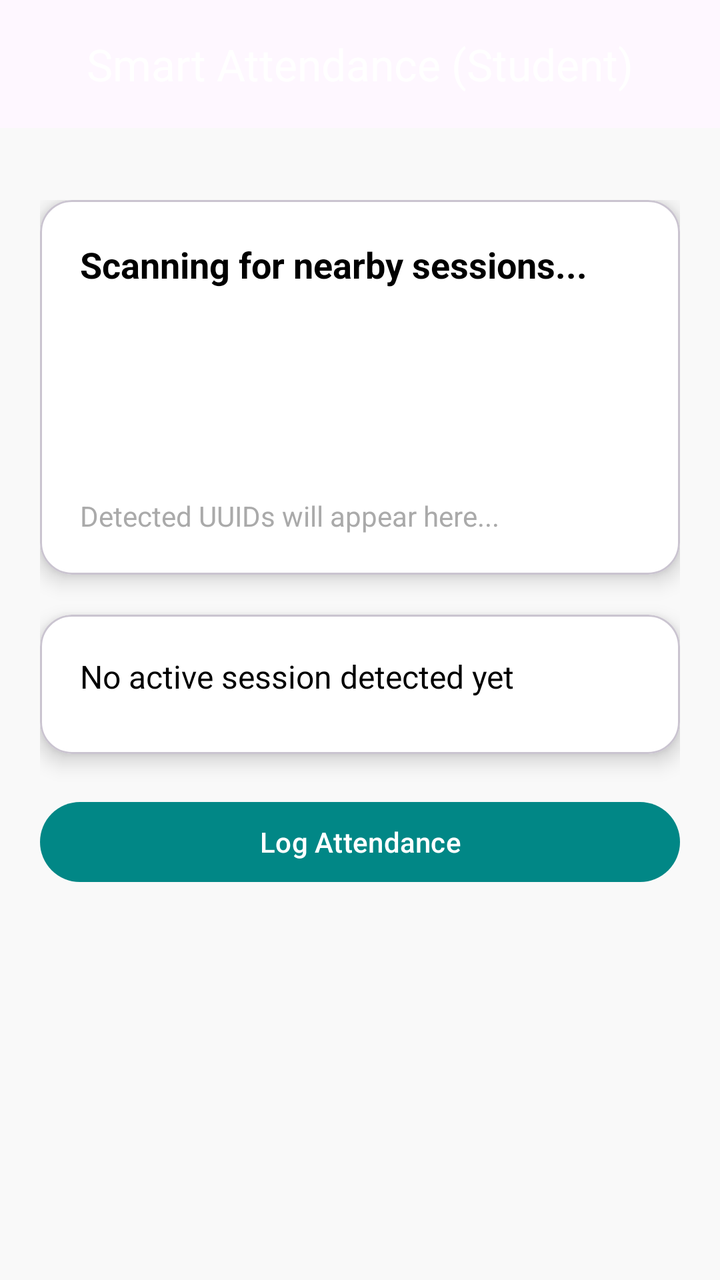
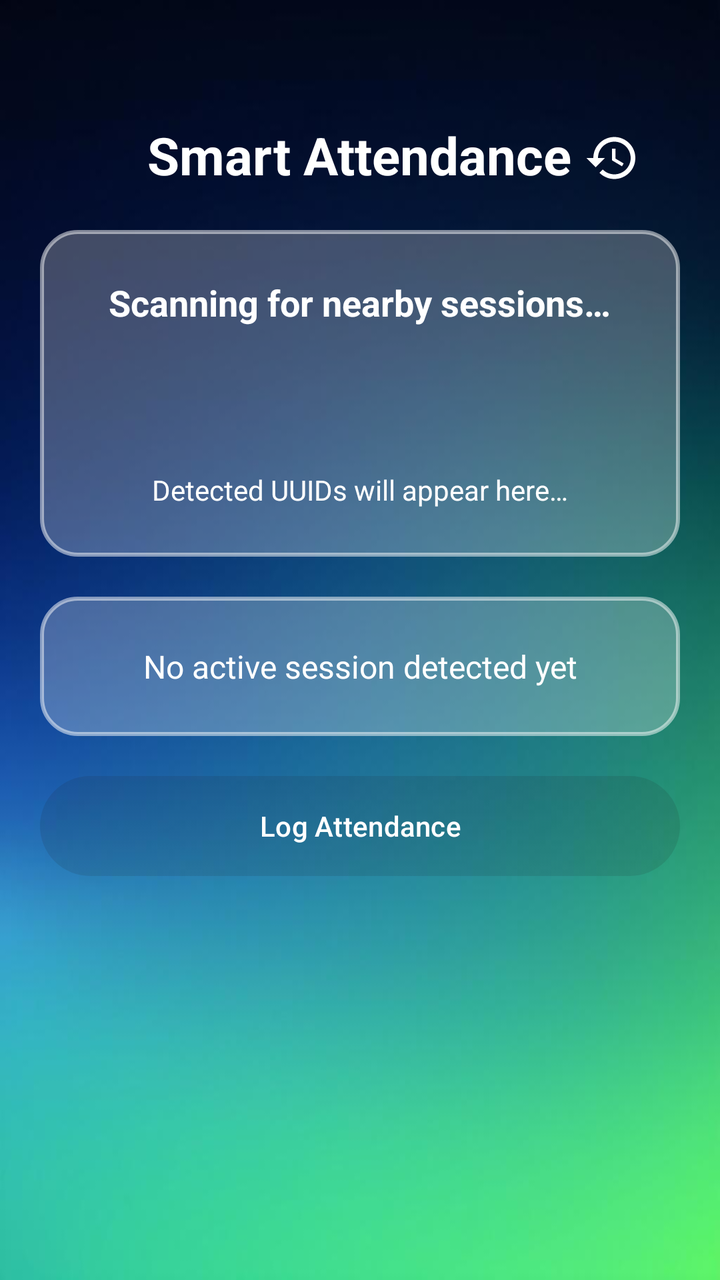

An Android layout rendered at two revisions. The XML below is the earlier revision; the diff shows what the commit changed to produce the second picture.
<!-- AndroidManifest.xml: application theme Theme.SmartAttendanceStudent -->
<!-- res/layout/activity_main.xml -->
<?xml version="1.0" encoding="utf-8"?>
<androidx.coordinatorlayout.widget.CoordinatorLayout
    xmlns:android="http://schemas.android.com/apk/res/android"
    xmlns:app="http://schemas.android.com/apk/res-auto"
    xmlns:tools="http://schemas.android.com/tools"
    android:id="@+id/main"
    android:layout_width="match_parent"
    android:layout_height="match_parent"
    android:background="#F9F9F9"
    tools:context=".MainActivity">

    
    <com.google.android.material.appbar.AppBarLayout
        android:layout_width="match_parent"
        android:layout_height="wrap_content"
        android:theme="@style/ThemeOverlay.MaterialComponents.Dark.ActionBar">

        <com.google.android.material.appbar.MaterialToolbar
            android:id="@+id/topAppBar"
            android:layout_width="match_parent"
            android:layout_height="?attr/actionBarSize"
            android:backgroundTint="@color/teal_700"
            app:title="Smart Attendance (Student)"
            app:titleCentered="true"
            app:titleTextColor="@android:color/white" />
    </com.google.android.material.appbar.AppBarLayout>

    
    <ScrollView
        android:layout_width="match_parent"
        android:layout_height="match_parent"
        app:layout_behavior="@string/appbar_scrolling_view_behavior"
        android:padding="20dp">

        <LinearLayout
            android:layout_width="match_parent"
            android:layout_height="wrap_content"
            android:orientation="vertical"
            android:gravity="center_horizontal"
            android:paddingTop="16dp">

            
            <com.google.android.material.card.MaterialCardView
                android:layout_width="match_parent"
                android:layout_height="wrap_content"
                android:layout_marginBottom="20dp"
                app:cardCornerRadius="16dp"
                app:cardElevation="6dp"
                android:backgroundTint="@android:color/white">

                <LinearLayout
                    android:layout_width="match_parent"
                    android:layout_height="wrap_content"
                    android:orientation="vertical"
                    android:padding="20dp">

                    <TextView
                        android:id="@+id/tvScanStatus"
                        android:layout_width="wrap_content"
                        android:layout_height="wrap_content"
                        android:text="Scanning for nearby sessions..."
                        android:textSize="18sp"
                        android:textStyle="bold"
                        android:textColor="@color/black"
                        android:layout_marginBottom="8dp" />

                    <ProgressBar
                        android:id="@+id/progressBarScanning"
                        style="?android:attr/progressBarStyleLarge"
                        android:layout_width="wrap_content"
                        android:layout_height="wrap_content"
                        android:layout_gravity="center_horizontal"
                        android:indeterminate="true"
                        android:layout_marginTop="8dp" />

                    <TextView
                        android:id="@+id/tvDetectedUUID"
                        android:layout_width="match_parent"
                        android:layout_height="wrap_content"
                        android:text="Detected UUIDs will appear here..."
                        android:textColor="@android:color/darker_gray"
                        android:layout_marginTop="12dp"
                        android:textSize="14sp" />
                </LinearLayout>
            </com.google.android.material.card.MaterialCardView>

            
            <com.google.android.material.card.MaterialCardView
                android:layout_width="match_parent"
                android:layout_height="wrap_content"
                android:layout_marginBottom="20dp"
                app:cardCornerRadius="16dp"
                app:cardElevation="6dp"
                android:backgroundTint="@android:color/white">

                <LinearLayout
                    android:layout_width="match_parent"
                    android:layout_height="wrap_content"
                    android:orientation="vertical"
                    android:padding="20dp">

                    <TextView
                        android:id="@+id/tvCourseInfo"
                        android:layout_width="match_parent"
                        android:layout_height="wrap_content"
                        android:text="No active session detected yet"
                        android:textColor="@color/black"
                        android:textSize="16sp"
                        android:layout_marginBottom="8dp" />
                </LinearLayout>
            </com.google.android.material.card.MaterialCardView>

            
            <com.google.android.material.card.MaterialCardView
                android:id="@+id/cardFaceVerification"
                android:layout_width="match_parent"
                android:layout_height="wrap_content"
                android:layout_marginBottom="20dp"
                app:cardCornerRadius="16dp"
                app:cardElevation="6dp"
                android:visibility="gone"
                android:backgroundTint="@android:color/white">

                <LinearLayout
                    android:layout_width="match_parent"
                    android:layout_height="wrap_content"
                    android:orientation="vertical"
                    android:padding="20dp"
                    android:gravity="center_horizontal">

                    <TextView
                        android:id="@+id/tvFaceTitle"
                        android:layout_width="wrap_content"
                        android:layout_height="wrap_content"
                        android:text="Face verification"
                        android:textStyle="bold"
                        android:textSize="18sp"
                        android:textColor="@color/black"
                        android:layout_marginBottom="6dp" />

                    <TextView
                        android:id="@+id/tvFaceHint"
                        android:layout_width="wrap_content"
                        android:layout_height="wrap_content"
                        android:text="Align your face inside the circle to verify."
                        android:textSize="14sp"
                        android:textColor="@android:color/darker_gray"
                        android:layout_marginBottom="16dp" />

                    <FrameLayout
                        android:id="@+id/facePreviewContainer"
                        android:layout_width="220dp"
                        android:layout_height="220dp"
                        android:layout_marginBottom="16dp"
                        android:background="@drawable/face_circle_border"
                        android:clipToOutline="true">

                        <androidx.camera.view.PreviewView
                            android:id="@+id/previewFace"
                            android:layout_width="match_parent"
                            android:layout_height="match_parent" />
                    </FrameLayout>

                    <TextView
                        android:id="@+id/tvFaceStatus"
                        android:layout_width="wrap_content"
                        android:layout_height="wrap_content"
                        android:text="Waiting for course enrollment..."
                        android:textSize="14sp"
                        android:textColor="@android:color/darker_gray" />

                </LinearLayout>
            </com.google.android.material.card.MaterialCardView>

            
            <com.google.android.material.button.MaterialButton
                android:id="@+id/btnLogAttendance"
                android:layout_width="match_parent"
                android:layout_height="wrap_content"
                android:text="Log Attendance"
                android:textAllCaps="false"
                android:enabled="false"
                app:cornerRadius="20dp"
                app:backgroundTint="@color/teal_700"
                android:textColor="@android:color/white" />

        </LinearLayout>
    </ScrollView>

    
    <FrameLayout
        android:id="@+id/overlayContainer"
        android:layout_width="match_parent"
        android:layout_height="match_parent"
        android:background="#80000000"
        android:visibility="gone">

        <LinearLayout
            android:id="@+id/overlayCard"
            android:orientation="vertical"
            android:layout_width="match_parent"
            android:layout_height="wrap_content"
            android:background="@drawable/overlay_card_bg"
            android:padding="24dp"
            android:layout_gravity="bottom"
            android:elevation="10dp">

            <TextView
                android:id="@+id/overlayTitle"
                android:layout_width="wrap_content"
                android:layout_height="wrap_content"
                android:text="Action Required"
                android:textStyle="bold"
                android:textColor="@color/black"
                android:textSize="20sp"
                android:layout_marginBottom="10dp"/>

            <TextView
                android:id="@+id/overlayMessage"
                android:layout_width="wrap_content"
                android:layout_height="wrap_content"
                android:text="Please enable Bluetooth and Location services."
                android:textColor="@color/black"
                android:textSize="16sp"
                android:layout_marginBottom="20dp"/>

            <com.google.android.material.button.MaterialButton
                android:id="@+id/btnOpenSettings"
                android:layout_width="match_parent"
                android:layout_height="wrap_content"
                android:text="Open Settings"
                android:textAllCaps="false"
                app:cornerRadius="16dp"
                app:backgroundTint="@color/teal_700"
                android:textColor="@android:color/white"/>

        </LinearLayout>
    </FrameLayout>

</androidx.coordinatorlayout.widget.CoordinatorLayout>
<!-- resources referenced by this layout -->
<resources>
  <color name="black">#000000</color>
  <color name="teal_700">#018786</color>
  <!-- drawable face_circle_border (drawable) -->
  <?xml version="1.0" encoding="utf-8"?>
  <shape xmlns:android="http://schemas.android.com/apk/res/android"
      android:shape="oval">
  
      <size android:width="220dp" android:height="220dp" />
  
      <stroke
          android:width="3dp"
          android:color="#4CAF50" /> 
  
      <solid android:color="#00000000" />
  </shape>
  <!-- drawable overlay_card_bg (drawable) -->
  <shape xmlns:android="http://schemas.android.com/apk/res/android"
      android:shape="rectangle">
      <corners android:radius="28dp"/>
      <solid android:color="@android:color/white"/>
      <padding android:left="20dp" android:top="20dp" android:right="20dp" android:bottom="20dp"/>
  </shape>
  <style name="Theme.SmartAttendanceStudent" parent="Base.Theme.SmartAttendanceStudent" />
  <style name="Base.Theme.SmartAttendanceStudent" parent="Theme.Material3.DayNight.NoActionBar">
          
          
      </style>
</resources>

<!-- the commit's change to res/layout/activity_main.xml (unified diff, before → after) -->
@@ -1,189 +1,189 @@
 <?xml version="1.0" encoding="utf-8"?>
-<androidx.coordinatorlayout.widget.CoordinatorLayout
-    xmlns:android="http://schemas.android.com/apk/res/android"
+<RelativeLayout xmlns:android="http://schemas.android.com/apk/res/android"
     xmlns:app="http://schemas.android.com/apk/res-auto"
     xmlns:tools="http://schemas.android.com/tools"
     android:id="@+id/main"
     android:layout_width="match_parent"
     android:layout_height="match_parent"
-    android:background="#F9F9F9"
+    android:background="@drawable/bg"
+    android:padding="20dp"
     tools:context=".MainActivity">
 
-    
-    <com.google.android.material.appbar.AppBarLayout
-        android:layout_width="match_parent"
+
+    
+    <TextView
+        android:id="@+id/tvMainTitle"
+        android:layout_width="wrap_content"
         android:layout_height="wrap_content"
-        android:theme="@style/ThemeOverlay.MaterialComponents.Dark.ActionBar">
-
-        <com.google.android.material.appbar.MaterialToolbar
-            android:id="@+id/topAppBar"
-            android:layout_width="match_parent"
-            android:layout_height="?attr/actionBarSize"
-            android:backgroundTint="@color/teal_700"
-            app:title="Smart Attendance (Student)"
-            app:titleCentered="true"
-            app:titleTextColor="@android:color/white" />
-    </com.google.android.material.appbar.AppBarLayout>
+        android:text="Smart Attendance"
+        android:textColor="@android:color/white"
+        android:textSize="26sp"
+        android:textStyle="bold"
+        android:layout_marginTop="40dp"
+        android:layout_centerHorizontal="true" />
+
+    
+    <ImageView
+        android:id="@+id/btnHistory"
+        android:layout_width="28dp"
+        android:layout_height="28dp"
+        android:layout_alignParentTop="true"
+        android:layout_alignParentEnd="true"
+        android:layout_marginTop="45dp"
+        android:layout_marginEnd="20dp"
+        android:src="@drawable/ic_history"
+        android:contentDescription="History"
+        android:clickable="true"
+        android:focusable="true"
+        app:tint="@android:color/white" />
+
 
     
     <ScrollView
+        android:id="@+id/scrollMain"
+        android:layout_below="@id/tvMainTitle"
         android:layout_width="match_parent"
         android:layout_height="match_parent"
-        app:layout_behavior="@string/appbar_scrolling_view_behavior"
-        android:padding="20dp">
+        android:gravity="center_horizontal"
+        android:layout_marginTop="20dp">
+
+
 
         <LinearLayout
             android:layout_width="match_parent"
             android:layout_height="wrap_content"
             android:orientation="vertical"
-            android:gravity="center_horizontal"
-            android:paddingTop="16dp">
-
-            
-            <com.google.android.material.card.MaterialCardView
-                android:layout_width="match_parent"
-                android:layout_height="wrap_content"
-                android:layout_marginBottom="20dp"
-                app:cardCornerRadius="16dp"
-                app:cardElevation="6dp"
-                android:backgroundTint="@android:color/white">
+            android:gravity="center_horizontal">
+
+
+
+            
+            <LinearLayout
+                android:id="@+id/cardScanning"
+                android:layout_width="match_parent"
+                android:layout_height="wrap_content"
+
+                android:background="@drawable/rounded_card"
+                android:padding="24dp"
+                android:layout_marginBottom="20dp">
 
                 <LinearLayout
                     android:layout_width="match_parent"
                     android:layout_height="wrap_content"
-                    android:orientation="vertical"
-                    android:padding="20dp">
+                    android:gravity="center_horizontal"
+                    android:orientation="vertical">
 
                     <TextView
                         android:id="@+id/tvScanStatus"
                         android:layout_width="wrap_content"
                         android:layout_height="wrap_content"
-                        android:text="Scanning for nearby sessions..."
+                        android:text="Scanning for nearby sessions…"
                         android:textSize="18sp"
+                        android:textColor="@android:color/white"
                         android:textStyle="bold"
-                        android:textColor="@color/black"
-                        android:layout_marginBottom="8dp" />
+                        android:layout_marginBottom="12dp"/>
 
                     <ProgressBar
                         android:id="@+id/progressBarScanning"
-                        style="?android:attr/progressBarStyleLarge"
                         android:layout_width="wrap_content"
                         android:layout_height="wrap_content"
-                        android:layout_gravity="center_horizontal"
-                        android:indeterminate="true"
-                        android:layout_marginTop="8dp" />
+                        android:layout_marginBottom="12dp"
+                        android:layout_gravity="center"/>
 
                     <TextView
                         android:id="@+id/tvDetectedUUID"
-                        android:layout_width="match_parent"
-                        android:layout_height="wrap_content"
-                        android:text="Detected UUIDs will appear here..."
-                        android:textColor="@android:color/darker_gray"
-                        android:layout_marginTop="12dp"
-                        android:textSize="14sp" />
-                </LinearLayout>
-            </com.google.android.material.card.MaterialCardView>
-
-            
-            <com.google.android.material.card.MaterialCardView
-                android:layout_width="match_parent"
-                android:layout_height="wrap_content"
-                android:layout_marginBottom="20dp"
-                app:cardCornerRadius="16dp"
-                app:cardElevation="6dp"
-                android:backgroundTint="@android:color/white">
-
-                <LinearLayout
-                    android:layout_width="match_parent"
-                    android:layout_height="wrap_content"
-                    android:orientation="vertical"
-                    android:padding="20dp">
-
-                    <TextView
-                        android:id="@+id/tvCourseInfo"
-                        android:layout_width="match_parent"
-                        android:layout_height="wrap_content"
-                        android:text="No active session detected yet"
-                        android:textColor="@color/black"
-                        android:textSize="16sp"
-                        android:layout_marginBottom="8dp" />
-                </LinearLayout>
-            </com.google.android.material.card.MaterialCardView>
-
-            
-            <com.google.android.material.card.MaterialCardView
-                android:id="@+id/cardFaceVerification"
-                android:layout_width="match_parent"
-                android:layout_height="wrap_content"
-                android:layout_marginBottom="20dp"
-                app:cardCornerRadius="16dp"
-                app:cardElevation="6dp"
-                android:visibility="gone"
-                android:backgroundTint="@android:color/white">
-
-                <LinearLayout
-                    android:layout_width="match_parent"
-                    android:layout_height="wrap_content"
-                    android:orientation="vertical"
-                    android:padding="20dp"
-                    android:gravity="center_horizontal">
-
-                    <TextView
-                        android:id="@+id/tvFaceTitle"
                         android:layout_width="wrap_content"
                         android:layout_height="wrap_content"
-                        android:text="Face verification"
-                        android:textStyle="bold"
-                        android:textSize="18sp"
-                        android:textColor="@color/black"
-                        android:layout_marginBottom="6dp" />
-
-                    <TextView
-                        android:id="@+id/tvFaceHint"
-                        android:layout_width="wrap_content"
-                        android:layout_height="wrap_content"
-                        android:text="Align your face inside the circle to verify."
-                        android:textSize="14sp"
-                        android:textColor="@android:color/darker_gray"
-                        android:layout_marginBottom="16dp" />
-
-                    <FrameLayout
-                        android:id="@+id/facePreviewContainer"
-                        android:layout_width="220dp"
-                        android:layout_height="220dp"
-                        android:layout_marginBottom="16dp"
-                        android:background="@drawable/face_circle_border"
-                        android:clipToOutline="true">
-
-                        <androidx.camera.view.PreviewView
-                            android:id="@+id/previewFace"
-                            android:layout_width="match_parent"
-                            android:layout_height="match_parent" />
-                    </FrameLayout>
-
-                    <TextView
-                        android:id="@+id/tvFaceStatus"
-                        android:layout_width="wrap_content"
-                        android:layout_height="wrap_content"
-                        android:text="Waiting for course enrollment..."
-                        android:textSize="14sp"
-                        android:textColor="@android:color/darker_gray" />
-
+                        android:text="Detected UUIDs will appear here…"
+                        android:textColor="@android:color/white"
+                        android:textSize="14sp"/>
                 </LinearLayout>
-            </com.google.android.material.card.MaterialCardView>
-
-            
-            <com.google.android.material.button.MaterialButton
+
+            </LinearLayout>
+
+            
+            <LinearLayout
+                android:id="@+id/cardCourseInfo"
+                android:layout_width="match_parent"
+                android:layout_height="wrap_content"
+                android:background="@drawable/rounded_card"
+                android:padding="24dp"
+                android:layout_marginBottom="20dp">
+
+                <TextView
+                    android:id="@+id/tvCourseInfo"
+                    android:layout_width="match_parent"
+                    android:layout_height="wrap_content"
+                    android:gravity="center_horizontal"
+                    android:text="No active session detected yet"
+                    android:textColor="@android:color/white"
+                    android:textSize="16sp"/>
+            </LinearLayout>
+
+            
+            <LinearLayout
+                android:id="@+id/cardFaceVerification"
+                android:layout_width="match_parent"
+                android:layout_height="wrap_content"
+                android:orientation="vertical"
+                android:padding="24dp"
+                android:background="@drawable/rounded_card"
+                android:gravity="center_horizontal"
+                android:layout_marginBottom="20dp"
+                android:visibility="gone">
+
+                <TextView
+                    android:id="@+id/tvFaceTitle"
+                    android:layout_width="wrap_content"
+                    android:layout_height="wrap_content"
+                    android:text="Face Verification"
+                    android:textColor="@android:color/white"
+                    android:textSize="18sp"
+                    android:textStyle="bold"
+                    android:layout_marginBottom="6dp"/>
+
+                <TextView
+                    android:id="@+id/tvFaceHint"
+                    android:layout_width="wrap_content"
+                    android:layout_height="wrap_content"
+                    android:text="Align your face inside the circle to verify."
+                    android:textColor="@android:color/white"
+                    android:textSize="14sp"
+                    android:layout_marginBottom="16dp"/>
+
+                <FrameLayout
+                    android:id="@+id/facePreviewContainer"
+                    android:layout_width="220dp"
+                    android:layout_height="220dp"
+                    android:background="@drawable/face_circle_border"
+                    android:clipToOutline="true"
+                    android:layout_marginBottom="16dp">
+
+                    <androidx.camera.view.PreviewView
+                        android:id="@+id/previewFace"
+                        android:layout_width="match_parent"
+                        android:layout_height="match_parent"/>
+                </FrameLayout>
+
+                <TextView
+                    android:id="@+id/tvFaceStatus"
+                    android:layout_width="wrap_content"
+                    android:layout_height="wrap_content"
+                    android:text="Waiting for course enrollment…"
+                    android:textSize="14sp"
+                    android:textColor="@android:color/white"/>
+            </LinearLayout>
+
+            
+            <Button
                 android:id="@+id/btnLogAttendance"
                 android:layout_width="match_parent"
-                android:layout_height="wrap_content"
+                android:layout_height="50dp"
                 android:text="Log Attendance"
                 android:textAllCaps="false"
-                android:enabled="false"
-                app:cornerRadius="20dp"
-                app:backgroundTint="@color/teal_700"
-                android:textColor="@android:color/white" />
-
+                android:background="@drawable/btn_green"
+                android:textColor="@android:color/white"
+                android:enabled="false"/>
         </LinearLayout>
     </ScrollView>
 
@@ -200,41 +200,38 @@
             android:orientation="vertical"
             android:layout_width="match_parent"
             android:layout_height="wrap_content"
-            android:background="@drawable/overlay_card_bg"
+            android:background="@drawable/rounded_card"
             android:padding="24dp"
-            android:layout_gravity="bottom"
-            android:elevation="10dp">
+            android:layout_gravity="bottom">
 
             <TextView
                 android:id="@+id/overlayTitle"
                 android:layout_width="wrap_content"
                 android:layout_height="wrap_content"
                 android:text="Action Required"
+                android:textColor="@android:color/white"
+                android:textSize="20sp"
                 android:textStyle="bold"
-                android:textColor="@color/black"
-                android:textSize="20sp"
-                android:layout_marginBottom="10dp"/>
+                android:layout_marginBottom="8dp"/>
 
             <TextView
                 android:id="@+id/overlayMessage"
                 android:layout_width="wrap_content"
                 android:layout_height="wrap_content"
                 android:text="Please enable Bluetooth and Location services."
-                android:textColor="@color/black"
+                android:textColor="@android:color/white"
                 android:textSize="16sp"
                 android:layout_marginBottom="20dp"/>
 
-            <com.google.android.material.button.MaterialButton
+            <Button
                 android:id="@+id/btnOpenSettings"
                 android:layout_width="match_parent"
-                android:layout_height="wrap_content"
+                android:layout_height="48dp"
                 android:text="Open Settings"
-                android:textAllCaps="false"
-                app:cornerRadius="16dp"
-                app:backgroundTint="@color/teal_700"
-                android:textColor="@android:color/white"/>
-
+                android:background="@drawable/btn_green"
+                android:textColor="@android:color/black"
+                android:textAllCaps="false"/>
         </LinearLayout>
     </FrameLayout>
 
-</androidx.coordinatorlayout.widget.CoordinatorLayout>
+</RelativeLayout>
<!-- resource entries referenced after the edit -->
@@ -1,7 +1,31 @@
 <!-- resources referenced by this layout -->
 <resources>
-  <color name="black">#000000</color>
-  <color name="teal_700">#018786</color>
+  <!-- drawable bg: jpg bitmap (drawable, 25681 bytes) -->
+  <!-- drawable btn_green (drawable) -->
+  <?xml version="1.0" encoding="utf-8"?>
+  <selector xmlns:android="http://schemas.android.com/apk/res/android">
+  
+      <item android:state_pressed="true">
+          <shape android:shape="rectangle">
+              <gradient
+                  android:startColor="#2F3A43"
+                  android:endColor="#1C2329"
+                  android:angle="90"/>
+              <corners android:radius="28dp"/>
+          </shape>
+      </item>
+  
+      <item>
+          <shape android:shape="rectangle">
+              <gradient
+                  android:startColor="#3C4952"
+                  android:endColor="#1E272E"
+                  android:angle="90"/>
+              <corners android:radius="28dp"/>
+          </shape>
+      </item>
+  
+  </selector>
   <!-- drawable face_circle_border (drawable) -->
   <?xml version="1.0" encoding="utf-8"?>
   <shape xmlns:android="http://schemas.android.com/apk/res/android"
@@ -15,17 +39,42 @@
   
       <solid android:color="#00000000" />
   </shape>
-  <!-- drawable overlay_card_bg (drawable) -->
+  <!-- drawable ic_history (drawable) -->
+  <vector xmlns:android="http://schemas.android.com/apk/res/android" android:height="24dp" android:tint="#FFFFFF" android:viewportHeight="24" android:viewportWidth="24" android:width="24dp">
+        
+      <path android:fillColor="@android:color/white" android:pathData="M13,3c-4.97,0 -9,4.03 -9,9L1,12l3.89,3.89 0.07,0.14L9,12L6,12c0,-3.87 3.13,-7 7,-7s7,3.13 7,7 -3.13,7 -7,7c-1.93,0 -3.68,-0.79 -4.94,-2.06l-1.42,1.42C8.27,19.99 10.51,21 13,21c4.97,0 9,-4.03 9,-9s-4.03,-9 -9,-9zM12,8v5l4.28,2.54 0.72,-1.21 -3.5,-2.08L13.5,8L12,8z"/>
+      
+  </vector>
+  <!-- drawable rounded_card (drawable) -->
+  <?xml version="1.0" encoding="utf-8"?>
   <shape xmlns:android="http://schemas.android.com/apk/res/android"
       android:shape="rectangle">
-      <corners android:radius="28dp"/>
-      <solid android:color="@android:color/white"/>
-      <padding android:left="20dp" android:top="20dp" android:right="20dp" android:bottom="20dp"/>
+  
+      
+      <solid android:color="#40FFFFFF" />
+  
+      
+      <stroke
+          android:width="2dp"
+          android:color="#80FFFFFF" />
+  
+      <corners android:radius="18dp" />
+  
+      
+      <padding
+          android:left="16dp"
+          android:top="16dp"
+          android:right="16dp"
+          android:bottom="16dp"/>
   </shape>
   <style name="Theme.SmartAttendanceStudent" parent="Base.Theme.SmartAttendanceStudent" />
   <style name="Base.Theme.SmartAttendanceStudent" parent="Theme.Material3.DayNight.NoActionBar">
           
           
+         <item name="colorPrimary">@color/card_dark</item>
+  
+  
       </style>
+  <color name="card_dark">#8000241B</color>
 </resources>
 
